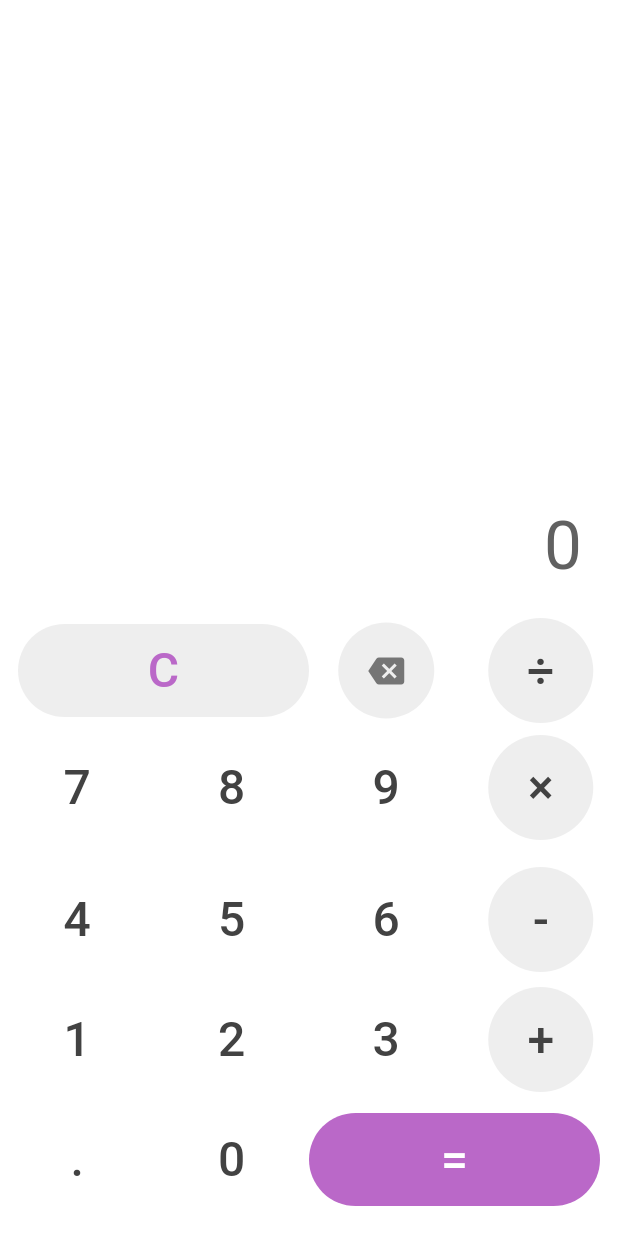
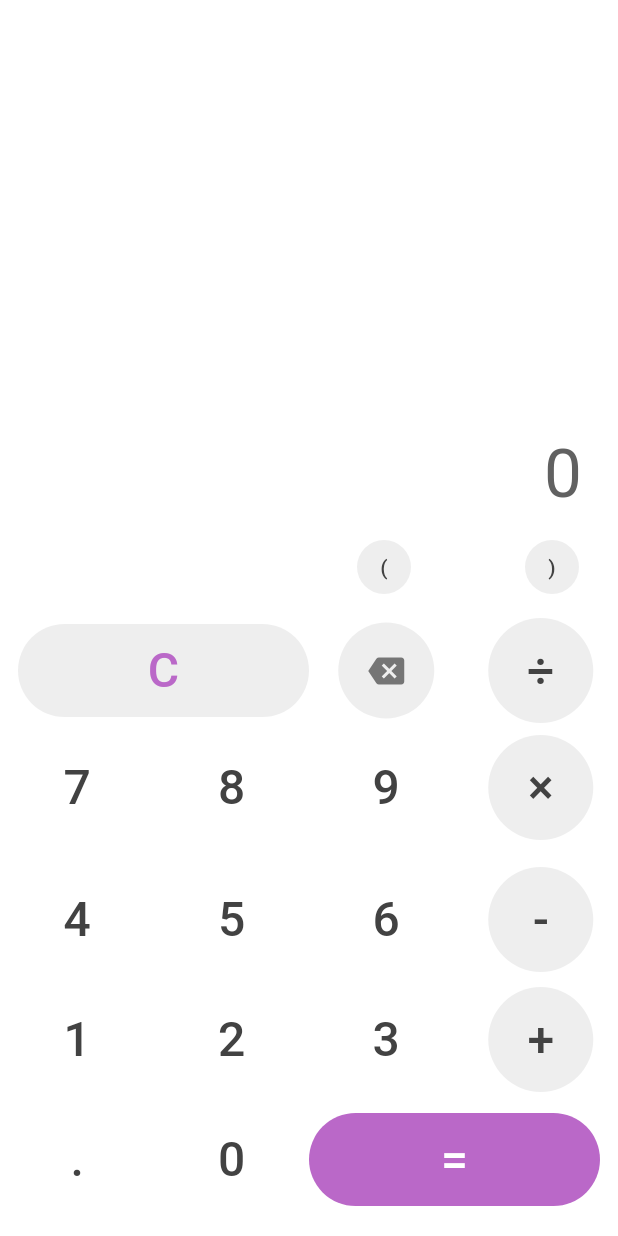
Before and after one commit to ahmedalrifai/flutter-calculator, a Flutter app: the screen it shows after launch, on a phone screen of 412 x 824 dp. Run offline on Flutter 3.47's test engine with Material 2 defaults, Android fonts, the phone set to English and light mode, and no system bars; missing offline and left inert: expressions.

```diff
--- a/lib/main.dart
+++ b/lib/main.dart
@@ -1,3 +1,4 @@
+import 'package:flutter/cupertino.dart';
 import 'package:flutter/material.dart';
 import 'package:expressions/expressions.dart';
 
@@ -54,6 +55,7 @@ class _MyHomePageState extends State<MyHomePage> {
   String result = '0';
   String operand;
   String operationHistory = '';
+  bool leftParenthesisExists = false;
 
   bool isInteger(num value) => value is int || value == value.roundToDouble();
 
@@ -63,8 +65,7 @@ class _MyHomePageState extends State<MyHomePage> {
           operationHistory.endsWith('+') != true &&
           operationHistory.endsWith('×') != true &&
           operationHistory.endsWith('÷') != true;
-      if (insertOperandCondition == true)
-        this.operationHistory += op;
+      if (insertOperandCondition == true) this.operationHistory += op;
       this.result = '0';
     });
   }
@@ -80,12 +81,32 @@ class _MyHomePageState extends State<MyHomePage> {
     });
   }
 
+  dynamic insertParenthesis(parenthesis) {
+    setState(() {
+      if (parenthesis == '(') {
+        leftParenthesisExists = true;
+        if (this.result == '0') {
+          this.operationHistory = parenthesis;
+          this.result = parenthesis;
+        } else {
+          this.operationHistory += parenthesis;
+          this.result += parenthesis;
+        }
+      } else if (parenthesis == ')' && leftParenthesisExists == true) {
+        leftParenthesisExists = false;
+        this.operationHistory += parenthesis;
+        this.result += parenthesis;
+      }
+    });
+  }
+
   void backSpace() {
     setState(() {
       if (this.result.isNotEmpty) {
         this.result = this.result.substring(0, this.result.length - 1);
-        this.operationHistory = this.operationHistory.substring(
-            0, this.operationHistory.length - 1);
+        this.operationHistory = this
+            .operationHistory
+            .substring(0, this.operationHistory.length - 1);
       }
     });
   }
@@ -119,9 +140,7 @@ class _MyHomePageState extends State<MyHomePage> {
         child: Center(
           child: Text(
             num,
-            style: TextStyle(
-                color: Colors.grey.shade800,
-                fontSize: 32),
+            style: TextStyle(color: Colors.grey.shade800, fontSize: 32),
           ),
         ),
       ),
@@ -142,9 +161,7 @@ class _MyHomePageState extends State<MyHomePage> {
           child: Center(
             child: Text(
               operand,
-              style: TextStyle(
-                  color: Colors.grey.shade800,
-                  fontSize: 32),
+              style: TextStyle(color: Colors.grey.shade800, fontSize: 32),
             ),
           ),
         ),
@@ -189,10 +206,41 @@ class _MyHomePageState extends State<MyHomePage> {
                   ],
                 ),
               ),
-
               Column(
                 mainAxisAlignment: MainAxisAlignment.end,
                 children: [
+                  Row(
+                    mainAxisAlignment: MainAxisAlignment.end,
+                    children: [
+                      FlatButton(
+                        color: Colors.grey.shade200,
+                        shape: CircleBorder(),
+                        onPressed: () {
+                          insertParenthesis('(');
+                        },
+                        child: Text(
+                          '(',
+                          style: TextStyle(
+                              color: Colors.grey.shade800, fontSize: 14),
+                        ),
+                      ),
+                      SizedBox(
+                        width: 24,
+                      ),
+                      FlatButton(
+                        color: Colors.grey.shade200,
+                        shape: CircleBorder(),
+                        onPressed: () {
+                          insertParenthesis(')');
+                        },
+                        child: Text(
+                          ')',
+                          style: TextStyle(
+                              color: Colors.grey.shade800, fontSize: 14),
+                        ),
+                      ),
+                    ],
+                  ),
                   Padding(
                     padding: const EdgeInsets.only(top: 10.0),
                     child: Row(
@@ -294,8 +342,7 @@ class _MyHomePageState extends State<MyHomePage> {
                               child: Text(
                                 '.',
                                 style: TextStyle(
-                                    color: Colors.grey.shade800,
-                                    fontSize: 32),
+                                    color: Colors.grey.shade800, fontSize: 32),
                               ),
                             ),
                           ),
@@ -314,15 +361,15 @@ class _MyHomePageState extends State<MyHomePage> {
                               onPressed: () {
                                 setState(() {
                                   this.result = eval();
-                                  this.operationHistory = this.result;
+                                  //this.operationHistory = this.result;
                                   this.operand = null;
                                 });
                               },
-                                child: Center(
-                                  child: Text(
-                                    '=',
-                                    style: TextStyle(
-                                        color: Colors.white, fontSize: 32),
+                              child: Center(
+                                child: Text(
+                                  '=',
+                                  style: TextStyle(
+                                      color: Colors.white, fontSize: 32),
                                 ),
                               ),
                             ),
```
